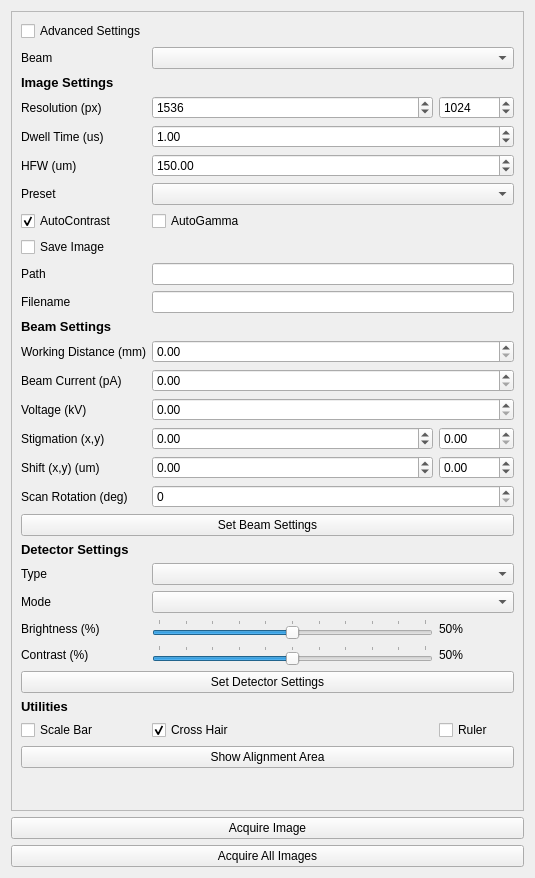
Above: fibsem/ui/qtdesigner_files/ImageSettingsWidget.ui from DeMarcoLab/fibsem before the change. Below: the same form after it.
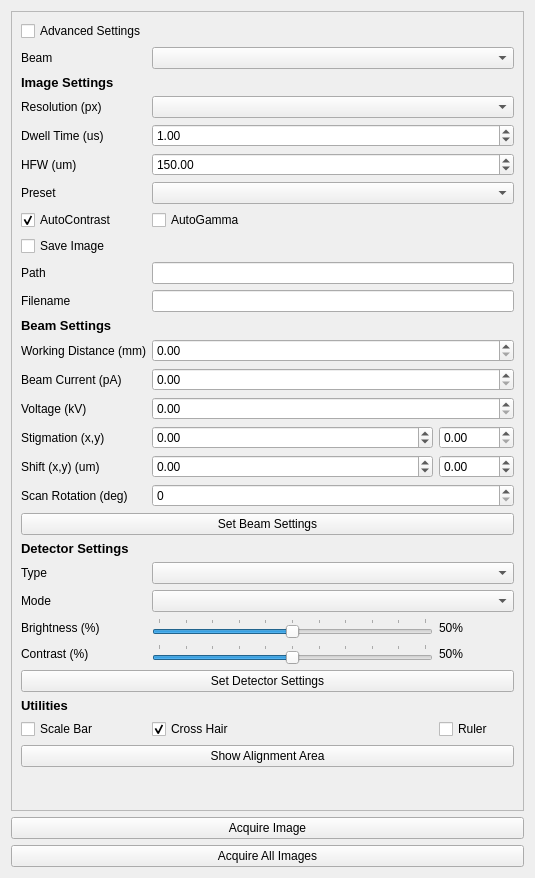
That is the form after the change.

What changed in the file:
```diff
--- a/fibsem/ui/qtdesigner_files/ImageSettingsWidget.ui
+++ b/fibsem/ui/qtdesigner_files/ImageSettingsWidget.ui
@@ -38,7 +38,7 @@
         <x>0</x>
         <y>0</y>
         <width>501</width>
-        <height>842</height>
+        <height>841</height>
        </rect>
       </property>
       <layout class="QGridLayout" name="gridLayout_2">
@@ -370,19 +370,6 @@
          </property>
         </widget>
        </item>
-       <item row="3" column="1">
-        <widget class="QSpinBox" name="spinBox_resolution_x">
-         <property name="minimum">
-          <number>1</number>
-         </property>
-         <property name="maximum">
-          <number>999999999</number>
-         </property>
-         <property name="value">
-          <number>1536</number>
-         </property>
-        </widget>
-       </item>
        <item row="27" column="0" colspan="3">
         <widget class="QLabel" name="label_detector_header">
          <property name="font">
@@ -411,19 +398,6 @@
          </property>
         </widget>
        </item>
-       <item row="3" column="2">
-        <widget class="QSpinBox" name="spinBox_resolution_y">
-         <property name="minimum">
-          <number>1</number>
-         </property>
-         <property name="maximum">
-          <number>999999999</number>
-         </property>
-         <property name="value">
-          <number>1024</number>
-         </property>
-        </widget>
-       </item>
        <item row="1" column="1" colspan="2">
         <widget class="QComboBox" name="selected_beam"/>
        </item>
@@ -503,6 +477,9 @@
          </property>
         </widget>
        </item>
+       <item row="3" column="1" colspan="2">
+        <widget class="QComboBox" name="comboBox_image_resolution"/>
+       </item>
       </layout>
      </widget>
     </widget>
```
